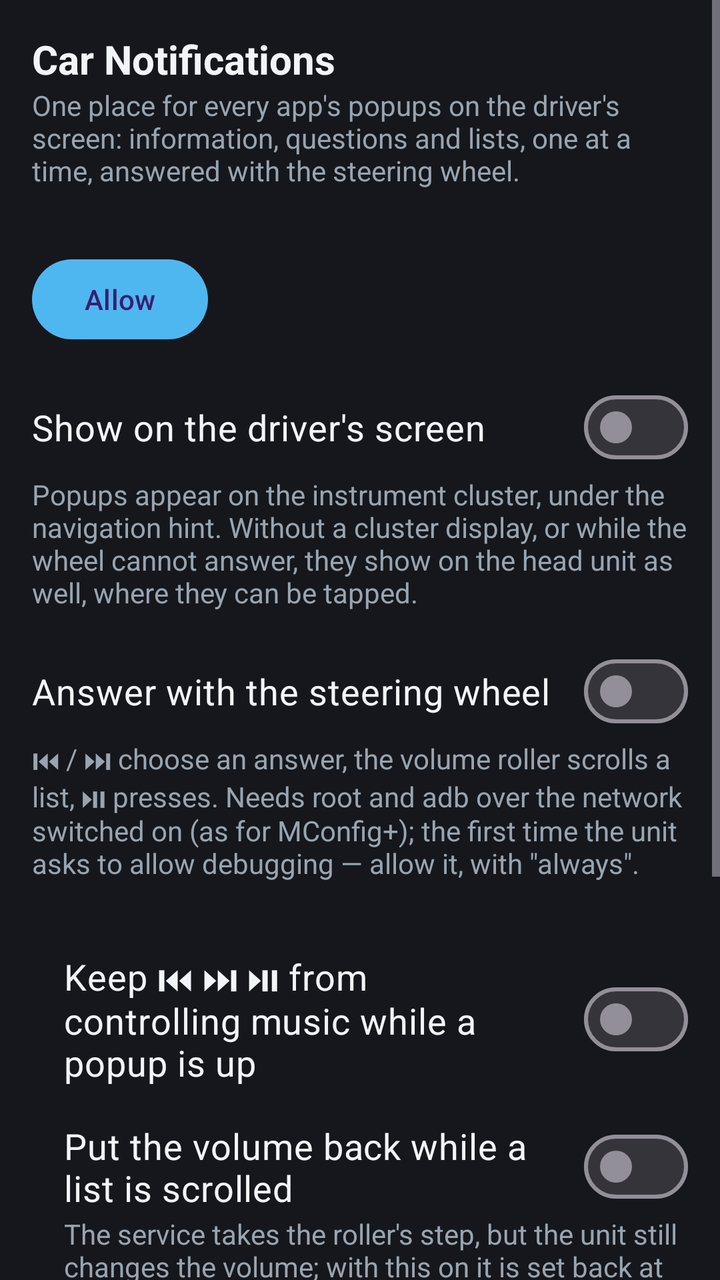
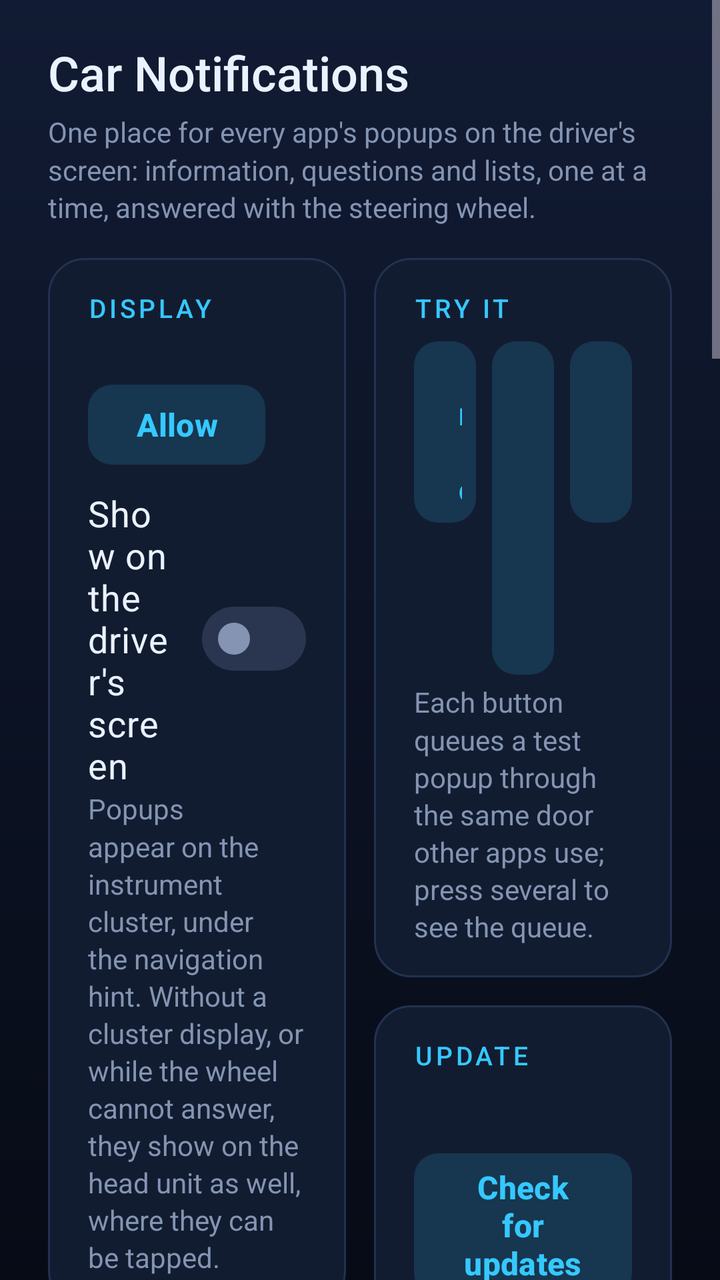

Before-and-after screenshots of an Android layout around one commit, followed by the original layout XML and the change that was made.
<!-- AndroidManifest.xml: application theme Theme.Notify -->
<!-- res/layout/activity_main.xml -->
<?xml version="1.0" encoding="utf-8"?>
<ScrollView xmlns:android="http://schemas.android.com/apk/res/android"
    android:id="@+id/scroll"
    android:layout_width="match_parent"
    android:layout_height="match_parent"
    android:background="@color/background">

    <LinearLayout
        android:layout_width="match_parent"
        android:layout_height="wrap_content"
        android:orientation="vertical"
        android:padding="16dp">

        <TextView
            style="@style/Heading"
            android:text="@string/app_name" />

        <TextView
            style="@style/Hint"
            android:text="@string/main_intro" />

        
        <TextView
            android:id="@+id/textUpdatePill"
            android:layout_width="wrap_content"
            android:layout_height="wrap_content"
            android:layout_marginTop="12dp"
            android:background="@drawable/update_pill"
            android:paddingHorizontal="12dp"
            android:paddingVertical="6dp"
            android:textColor="@color/background"
            android:textSize="14sp"
            android:textStyle="bold"
            android:visibility="gone" />

        <TextView
            android:id="@+id/textOverlay"
            style="@style/Hint"
            android:layout_marginTop="12dp" />

        <Button
            android:id="@+id/btnOverlay"
            android:layout_width="wrap_content"
            android:layout_height="wrap_content"
            android:text="@string/overlay_grant" />

        <com.google.android.material.materialswitch.MaterialSwitch
            android:id="@+id/switchCluster"
            style="@style/Switch"
            android:text="@string/settings_cluster" />

        <TextView
            style="@style/Hint"
            android:text="@string/settings_cluster_hint" />

        <com.google.android.material.materialswitch.MaterialSwitch
            android:id="@+id/switchWheelKeys"
            style="@style/Switch"
            android:text="@string/settings_wheel_keys" />

        <TextView
            style="@style/Hint"
            android:text="@string/settings_wheel_keys_hint" />

        <TextView
            android:id="@+id/textWheelStatus"
            style="@style/Hint" />

        <com.google.android.material.materialswitch.MaterialSwitch
            android:id="@+id/switchMuteMedia"
            style="@style/Switch"
            android:layout_marginStart="16dp"
            android:text="@string/settings_mute_media" />

        <com.google.android.material.materialswitch.MaterialSwitch
            android:id="@+id/switchHoldVolume"
            style="@style/Switch"
            android:layout_marginStart="16dp"
            android:text="@string/settings_hold_volume" />

        <TextView
            style="@style/Hint"
            android:layout_marginStart="16dp"
            android:text="@string/settings_hold_volume_hint" />

        <TextView
            style="@style/Heading"
            android:layout_marginTop="24dp"
            android:text="@string/test_title" />

        <LinearLayout
            android:layout_width="match_parent"
            android:layout_height="wrap_content"
            android:orientation="horizontal">

            <Button
                android:id="@+id/btnTestInfo"
                android:layout_width="0dp"
                android:layout_height="wrap_content"
                android:layout_weight="1"
                android:text="@string/test_info" />

            <Button
                android:id="@+id/btnTestQuestion"
                android:layout_width="0dp"
                android:layout_height="wrap_content"
                android:layout_marginHorizontal="8dp"
                android:layout_weight="1"
                android:text="@string/test_question" />

            <Button
                android:id="@+id/btnTestList"
                android:layout_width="0dp"
                android:layout_height="wrap_content"
                android:layout_weight="1"
                android:text="@string/test_list" />
        </LinearLayout>

        <TextView
            style="@style/Hint"
            android:text="@string/test_hint" />

        <TextView
            android:id="@+id/headingUpdate"
            style="@style/Heading"
            android:layout_marginTop="24dp"
            android:text="@string/settings_update" />

        <TextView
            android:id="@+id/textUpdateStatus"
            style="@style/Hint" />

        <TextView
            android:id="@+id/textUpdateNotes"
            style="@style/Hint"
            android:layout_marginTop="4dp"
            android:maxLines="8"
            android:visibility="gone" />

        <Button
            android:id="@+id/btnUpdate"
            android:layout_width="wrap_content"
            android:layout_height="wrap_content"
            android:text="@string/upd_check" />
    </LinearLayout>
</ScrollView>
<!-- resources referenced by this layout -->
<resources>
  <color name="background">#FF15171C</color>
  <style name="Heading">
          <item name="android:layout_width">match_parent</item>
          <item name="android:layout_height">wrap_content</item>
          <item name="android:textColor">@color/text_primary</item>
          <item name="android:textSize">20sp</item>
          <item name="android:textStyle">bold</item>
      </style>
  <style name="Hint">
          <item name="android:layout_width">match_parent</item>
          <item name="android:layout_height">wrap_content</item>
          <item name="android:textColor">@color/text_secondary</item>
          <item name="android:textSize">14sp</item>
      </style>
  <style name="Switch">
          <item name="android:layout_width">match_parent</item>
          <item name="android:layout_height">wrap_content</item>
          <item name="android:layout_marginTop">16dp</item>
          <item name="android:textColor">@color/text_primary</item>
          <item name="android:textSize">18sp</item>
      </style>
  <style name="Theme.Notify" parent="Theme.Material3.Dark.NoActionBar">
          <item name="colorPrimary">@color/accent</item>
          <item name="android:colorBackground">@color/background</item>
          <item name="android:windowBackground">@color/background</item>
          <item name="android:statusBarColor">@color/background</item>
      </style>
  <color name="accent">#FF4FB7F0</color>
  <color name="text_primary">#FFF2F5F8</color>
  <color name="text_secondary">#FF9AA4B0</color>
  <!-- unchanged entries left out for length: 18 -->
</resources>

<!-- the commit's change to res/layout/activity_main.xml (unified diff, before → after) -->
@@ -3,144 +3,203 @@
     android:id="@+id/scroll"
     android:layout_width="match_parent"
     android:layout_height="match_parent"
-    android:background="@color/background">
+    android:background="@drawable/screen_background">
 
     <LinearLayout
         android:layout_width="match_parent"
         android:layout_height="wrap_content"
         android:orientation="vertical"
-        android:padding="16dp">
-
-        <TextView
-            style="@style/Heading"
-            android:text="@string/app_name" />
-
-        <TextView
-            style="@style/Hint"
-            android:text="@string/main_intro" />
-
-        
-        <TextView
-            android:id="@+id/textUpdatePill"
-            android:layout_width="wrap_content"
-            android:layout_height="wrap_content"
-            android:layout_marginTop="12dp"
-            android:background="@drawable/update_pill"
-            android:paddingHorizontal="12dp"
-            android:paddingVertical="6dp"
-            android:textColor="@color/background"
-            android:textSize="14sp"
-            android:textStyle="bold"
-            android:visibility="gone" />
-
-        <TextView
-            android:id="@+id/textOverlay"
-            style="@style/Hint"
-            android:layout_marginTop="12dp" />
-
-        <Button
-            android:id="@+id/btnOverlay"
-            android:layout_width="wrap_content"
-            android:layout_height="wrap_content"
-            android:text="@string/overlay_grant" />
-
-        <com.google.android.material.materialswitch.MaterialSwitch
-            android:id="@+id/switchCluster"
-            style="@style/Switch"
-            android:text="@string/settings_cluster" />
-
-        <TextView
-            style="@style/Hint"
-            android:text="@string/settings_cluster_hint" />
-
-        <com.google.android.material.materialswitch.MaterialSwitch
-            android:id="@+id/switchWheelKeys"
-            style="@style/Switch"
-            android:text="@string/settings_wheel_keys" />
-
-        <TextView
-            style="@style/Hint"
-            android:text="@string/settings_wheel_keys_hint" />
-
-        <TextView
-            android:id="@+id/textWheelStatus"
-            style="@style/Hint" />
-
-        <com.google.android.material.materialswitch.MaterialSwitch
-            android:id="@+id/switchMuteMedia"
-            style="@style/Switch"
-            android:layout_marginStart="16dp"
-            android:text="@string/settings_mute_media" />
-
-        <com.google.android.material.materialswitch.MaterialSwitch
-            android:id="@+id/switchHoldVolume"
-            style="@style/Switch"
-            android:layout_marginStart="16dp"
-            android:text="@string/settings_hold_volume" />
-
-        <TextView
-            style="@style/Hint"
-            android:layout_marginStart="16dp"
-            android:text="@string/settings_hold_volume_hint" />
-
-        <TextView
-            style="@style/Heading"
-            android:layout_marginTop="24dp"
-            android:text="@string/test_title" />
+        android:paddingHorizontal="24dp"
+        android:paddingTop="20dp"
+        android:paddingBottom="12dp">
 
         <LinearLayout
             android:layout_width="match_parent"
             android:layout_height="wrap_content"
+            android:gravity="center_vertical"
             android:orientation="horizontal">
 
-            <Button
-                android:id="@+id/btnTestInfo"
+            <TextView
+                style="@style/Heading"
+                android:layout_width="0dp"
+                android:layout_weight="1"
+                android:text="@string/app_name" />
+
+            
+            <TextView
+                android:id="@+id/textUpdatePill"
+                android:layout_width="wrap_content"
+                android:layout_height="wrap_content"
+                android:background="@drawable/update_pill"
+                android:fontFamily="sans-serif-medium"
+                android:paddingHorizontal="12dp"
+                android:paddingVertical="5dp"
+                android:textColor="@color/on_accent"
+                android:textSize="13sp"
+                android:visibility="gone" />
+        </LinearLayout>
+
+        <TextView
+            style="@style/Hint"
+            android:layout_marginTop="4dp"
+            android:layout_marginBottom="16dp"
+            android:text="@string/main_intro" />
+
+        <LinearLayout
+            android:layout_width="match_parent"
+            android:layout_height="wrap_content"
+            android:baselineAligned="false"
+            android:orientation="horizontal">
+
+            <LinearLayout
+                android:layout_width="0dp"
+                android:layout_height="wrap_content"
+                android:layout_marginEnd="14dp"
+                android:layout_weight="1"
+                android:orientation="vertical">
+
+                <LinearLayout style="@style/Panel">
+
+                    <TextView
+                        style="@style/PanelLabel"
+                        android:text="@string/sec_display" />
+
+                    <TextView
+                        android:id="@+id/textOverlay"
+                        style="@style/Hint"
+                        android:textColor="@color/text_primary"
+                        android:textSize="16sp" />
+
+                    <Button
+                        android:id="@+id/btnOverlay"
+                        android:layout_width="wrap_content"
+                        android:layout_height="wrap_content"
+                        android:text="@string/overlay_grant" />
+
+                    <com.google.android.material.materialswitch.MaterialSwitch
+                        android:id="@+id/switchCluster"
+                        style="@style/Switch"
+                        android:text="@string/settings_cluster" />
+
+                    <TextView
+                        style="@style/Hint"
+                        android:text="@string/settings_cluster_hint" />
+                </LinearLayout>
+
+                <LinearLayout style="@style/Panel">
+
+                    <TextView
+                        style="@style/PanelLabel"
+                        android:text="@string/sec_wheel" />
+
+                    <com.google.android.material.materialswitch.MaterialSwitch
+                        android:id="@+id/switchWheelKeys"
+                        style="@style/Switch"
+                        android:layout_marginTop="0dp"
+                        android:text="@string/settings_wheel_keys" />
+
+                    <TextView
+                        style="@style/Hint"
+                        android:text="@string/settings_wheel_keys_hint" />
+
+                    <TextView
+                        android:id="@+id/textWheelStatus"
+                        style="@style/Hint"
+                        android:textColor="@color/text_primary" />
+
+                    <com.google.android.material.materialswitch.MaterialSwitch
+                        android:id="@+id/switchMuteMedia"
+                        style="@style/Switch"
+                        android:layout_marginStart="16dp"
+                        android:text="@string/settings_mute_media" />
+
+                    <com.google.android.material.materialswitch.MaterialSwitch
+                        android:id="@+id/switchHoldVolume"
+                        style="@style/Switch"
+                        android:layout_marginStart="16dp"
+                        android:text="@string/settings_hold_volume" />
+
+                    <TextView
+                        style="@style/Hint"
+                        android:layout_marginStart="16dp"
+                        android:text="@string/settings_hold_volume_hint" />
+                </LinearLayout>
+            </LinearLayout>
+
+            <LinearLayout
                 android:layout_width="0dp"
                 android:layout_height="wrap_content"
                 android:layout_weight="1"
-                android:text="@string/test_info" />
-
-            <Button
-                android:id="@+id/btnTestQuestion"
-                android:layout_width="0dp"
-                android:layout_height="wrap_content"
-                android:layout_marginHorizontal="8dp"
-                android:layout_weight="1"
-                android:text="@string/test_question" />
-
-            <Button
-                android:id="@+id/btnTestList"
-                android:layout_width="0dp"
-                android:layout_height="wrap_content"
-                android:layout_weight="1"
-                android:text="@string/test_list" />
+                android:orientation="vertical">
+
+                <LinearLayout style="@style/Panel">
+
+                    <TextView
+                        style="@style/PanelLabel"
+                        android:text="@string/test_title" />
+
+                    <LinearLayout
+                        android:layout_width="match_parent"
+                        android:layout_height="wrap_content"
+                        android:orientation="horizontal">
+
+                        <Button
+                            android:id="@+id/btnTestInfo"
+                            android:layout_width="0dp"
+                            android:layout_height="wrap_content"
+                            android:layout_weight="1"
+                            android:text="@string/test_info" />
+
+                        <Button
+                            android:id="@+id/btnTestQuestion"
+                            android:layout_width="0dp"
+                            android:layout_height="wrap_content"
+                            android:layout_marginHorizontal="8dp"
+                            android:layout_weight="1"
+                            android:text="@string/test_question" />
+
+                        <Button
+                            android:id="@+id/btnTestList"
+                            android:layout_width="0dp"
+                            android:layout_height="wrap_content"
+                            android:layout_weight="1"
+                            android:text="@string/test_list" />
+                    </LinearLayout>
+
+                    <TextView
+                        style="@style/Hint"
+                        android:text="@string/test_hint" />
+                </LinearLayout>
+
+                <LinearLayout
+                    android:id="@+id/panelUpdate"
+                    style="@style/Panel">
+
+                    <TextView
+                        style="@style/PanelLabel"
+                        android:text="@string/settings_update" />
+
+                    <TextView
+                        android:id="@+id/textUpdateStatus"
+                        style="@style/Hint"
+                        android:textColor="@color/text_primary"
+                        android:textSize="18sp" />
+
+                    <TextView
+                        android:id="@+id/textUpdateNotes"
+                        style="@style/Hint"
+                        android:layout_marginTop="6dp"
+                        android:maxLines="8"
+                        android:visibility="gone" />
+
+                    <Button
+                        android:id="@+id/btnUpdate"
+                        android:layout_width="wrap_content"
+                        android:layout_height="wrap_content"
+                        android:layout_marginTop="8dp"
+                        android:text="@string/upd_check" />
+                </LinearLayout>
+            </LinearLayout>
         </LinearLayout>
-
-        <TextView
-            style="@style/Hint"
-            android:text="@string/test_hint" />
-
-        <TextView
-            android:id="@+id/headingUpdate"
-            style="@style/Heading"
-            android:layout_marginTop="24dp"
-            android:text="@string/settings_update" />
-
-        <TextView
-            android:id="@+id/textUpdateStatus"
-            style="@style/Hint" />
-
-        <TextView
-            android:id="@+id/textUpdateNotes"
-            style="@style/Hint"
-            android:layout_marginTop="4dp"
-            android:maxLines="8"
-            android:visibility="gone" />
-
-        <Button
-            android:id="@+id/btnUpdate"
-            android:layout_width="wrap_content"
-            android:layout_height="wrap_content"
-            android:text="@string/upd_check" />
     </LinearLayout>
 </ScrollView>
<!-- resource entries referenced after the edit -->
@@ -1,35 +1,107 @@
 <!-- resources referenced by this layout -->
 <resources>
-  <color name="background">#FF15171C</color>
+  <color name="on_accent">#FF04111F</color>
+  <color name="background">#FF0A1020</color>
+  <style name="Button.Notify" parent="Widget.Material3.Button.TonalButton">
+          <item name="backgroundTint">@color/accent_dim</item>
+          <item name="android:textColor">@color/accent</item>
+          <item name="android:textStyle">bold</item>
+          <item name="android:textSize">16sp</item>
+          <item name="android:textAllCaps">false</item>
+          <item name="cornerRadius">12dp</item>
+      </style>
+  <style name="Switch.Notify" parent="Widget.Material3.CompoundButton.MaterialSwitch">
+          <item name="thumbTint">@color/switch_thumb</item>
+          <item name="trackTint">@color/switch_track</item>
+          <item name="trackDecorationTint">@android:color/transparent</item>
+      </style>
   <style name="Heading">
           <item name="android:layout_width">match_parent</item>
           <item name="android:layout_height">wrap_content</item>
           <item name="android:textColor">@color/text_primary</item>
-          <item name="android:textSize">20sp</item>
-          <item name="android:textStyle">bold</item>
+          <item name="android:textSize">24sp</item>
+          <item name="android:fontFamily">sans-serif-medium</item>
       </style>
   <style name="Hint">
           <item name="android:layout_width">match_parent</item>
           <item name="android:layout_height">wrap_content</item>
+          <item name="android:lineSpacingMultiplier">1.15</item>
           <item name="android:textColor">@color/text_secondary</item>
           <item name="android:textSize">14sp</item>
+      </style>
+  <style name="Panel">
+          <item name="android:layout_width">match_parent</item>
+          <item name="android:layout_height">wrap_content</item>
+          <item name="android:layout_marginBottom">14dp</item>
+          <item name="android:background">@drawable/panel</item>
+          <item name="android:orientation">vertical</item>
+          <item name="android:paddingStart">20dp</item>
+          <item name="android:paddingEnd">20dp</item>
+          <item name="android:paddingTop">16dp</item>
+          <item name="android:paddingBottom">16dp</item>
+      </style>
+  <style name="PanelLabel">
+          <item name="android:layout_width">match_parent</item>
+          <item name="android:layout_height">wrap_content</item>
+          <item name="android:paddingBottom">4dp</item>
+          <item name="android:fontFamily">sans-serif-medium</item>
+          <item name="android:letterSpacing">0.12</item>
+          <item name="android:textAllCaps">true</item>
+          <item name="android:textColor">@color/accent</item>
+          <item name="android:textSize">13sp</item>
       </style>
   <style name="Switch">
           <item name="android:layout_width">match_parent</item>
           <item name="android:layout_height">wrap_content</item>
-          <item name="android:layout_marginTop">16dp</item>
+          <item name="android:layout_marginTop">8dp</item>
           <item name="android:textColor">@color/text_primary</item>
           <item name="android:textSize">18sp</item>
       </style>
   <style name="Theme.Notify" parent="Theme.Material3.Dark.NoActionBar">
           <item name="colorPrimary">@color/accent</item>
+          <item name="colorOnPrimary">@color/on_accent</item>
+          <item name="colorPrimaryContainer">@color/accent_dim</item>
+          <item name="colorOnPrimaryContainer">@color/accent</item>
+          <item name="colorSecondaryContainer">@color/accent_dim</item>
+          <item name="colorOnSecondaryContainer">@color/accent</item>
+          <item name="colorSurface">@color/card</item>
+          <item name="colorOnSurface">@color/text_primary</item>
+          <item name="colorOnSurfaceVariant">@color/text_secondary</item>
+          <item name="colorOutline">@color/card_rim</item>
           <item name="android:colorBackground">@color/background</item>
-          <item name="android:windowBackground">@color/background</item>
-          <item name="android:statusBarColor">@color/background</item>
+          <item name="android:windowBackground">@drawable/screen_background</item>
+          <item name="android:statusBarColor">@color/bg_top</item>
+          <item name="android:navigationBarColor">@color/bg_bottom</item>
+          <item name="materialButtonStyle">@style/Button.Notify</item>
+          <item name="materialSwitchStyle">@style/Switch.Notify</item>
       </style>
-  <color name="accent">#FF4FB7F0</color>
-  <color name="text_primary">#FFF2F5F8</color>
-  <color name="text_secondary">#FF9AA4B0</color>
+  <color name="bg_bottom">#FF070B16</color>
+  <color name="bg_top">#FF111B33</color>
+  <color name="accent">#FF35C8FF</color>
+  <color name="text_primary">#FFEAF2FF</color>
+  <!-- drawable screen_background (drawable) -->
+  <?xml version="1.0" encoding="utf-8"?>
+  <shape xmlns:android="http://schemas.android.com/apk/res/android"
+      android:shape="rectangle">
+      <gradient
+          android:angle="270"
+          android:endColor="@color/bg_bottom"
+          android:startColor="@color/bg_top" />
+  </shape>
+  <string name="sec_display">Display</string>
+  <string name="sec_wheel">Steering wheel</string>
+  <color name="text_secondary">#FF8494B2</color>
+  <!-- drawable panel (drawable) -->
+  <?xml version="1.0" encoding="utf-8"?>
+  <shape xmlns:android="http://schemas.android.com/apk/res/android"
+      android:shape="rectangle">
+      <solid android:color="@color/card" />
+      <stroke android:width="1dp" android:color="@color/card_rim" />
+      <corners android:radius="18dp" />
+  </shape>
+  <color name="accent_dim">#2635C8FF</color>
+  <color name="card">#FF121C30</color>
+  <color name="card_rim">#FF22324F</color>
   <!-- unchanged entries left out for length: 18 -->
 </resources>
 
